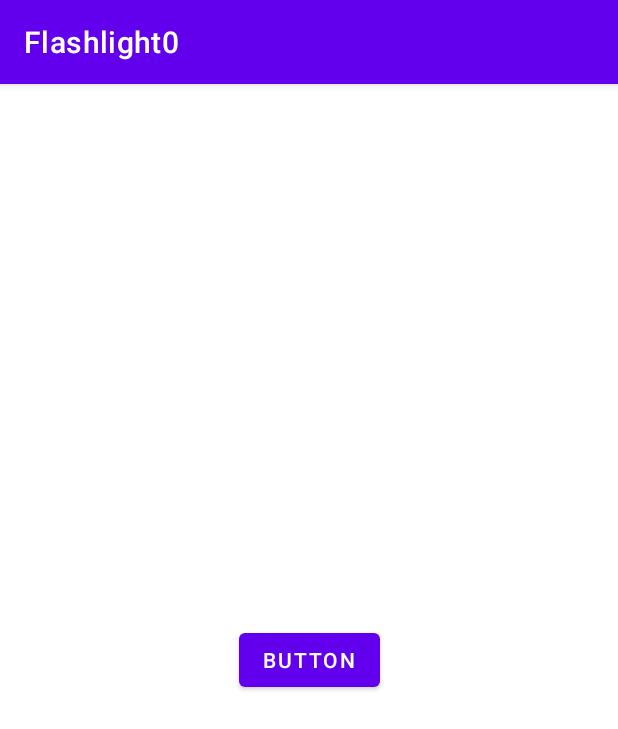
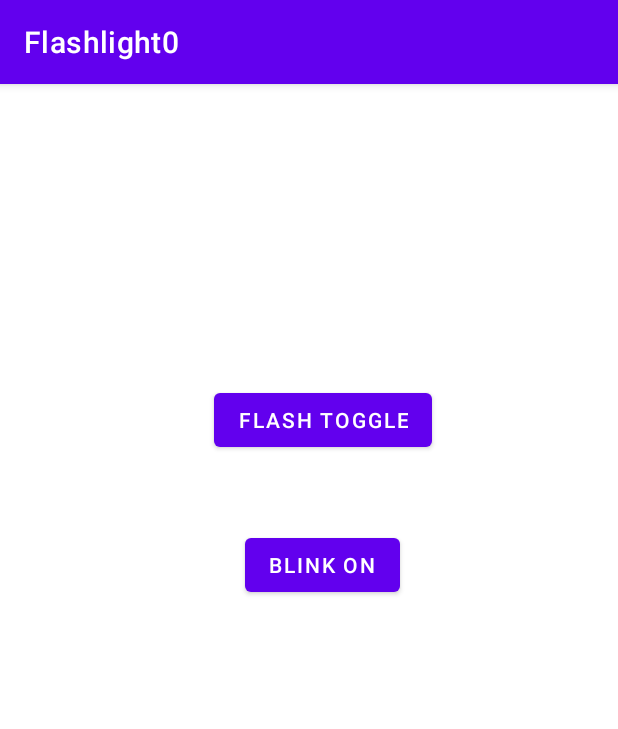
Before and after one commit to tathagatamukherjee044/MotionFlashlight, an Android app: the screen it shows after launch (MainActivity), on a phone screen of 412 x 824 dp. Shown: the top 729 px of the screen. Run offline under Robolectric (Android 15) with nearby library versions, the phone set to English and light mode, and no system bars; 1 statement that could not run was skipped.

Commit message:
added blink with default 100o ms delay

```diff
--- a/app/src/main/AndroidManifest.xml
+++ b/app/src/main/AndroidManifest.xml
@@ -4,6 +4,7 @@
     package="com.example.flashlight0">
 
     <uses-permission android:name="android.permission.VIBRATE" />
+
     <application
         android:allowBackup="true"
         android:dataExtractionRules="@xml/data_extraction_rules"
@@ -13,7 +14,8 @@
         android:roundIcon="@mipmap/ic_launcher_round"
         android:supportsRtl="true"
         android:theme="@style/Theme.Flashlight0"
-        tools:targetApi="31">
+        tools:targetApi="31"
+        android:usesCleartextTraffic="true">
         <activity
             android:name=".MainActivity"
             android:exported="true">
--- a/app/src/main/res/layout/activity_main.xml
+++ b/app/src/main/res/layout/activity_main.xml
@@ -7,14 +7,27 @@
     tools:context=".MainActivity">
 
     <Button
-        android:id="@+id/button"
+        android:id="@+id/flashButton"
         android:layout_width="wrap_content"
-        android:layout_height="wrap_content"
+        android:layout_height="0dp"
+        android:layout_marginTop="200dp"
         android:onClick="toggle"
-        android:text="Button"
-        app:layout_constraintBottom_toBottomOf="parent"
+        android:text="Flash Toggle"
         app:layout_constraintEnd_toEndOf="parent"
+        app:layout_constraintHorizontal_bias="0.534"
         app:layout_constraintStart_toStartOf="parent"
         app:layout_constraintTop_toTopOf="parent" />
 
+    <Button
+        android:id="@+id/blinkButton"
+        android:layout_width="wrap_content"
+        android:layout_height="wrap_content"
+        android:text="Blink On"
+        app:layout_constraintBottom_toBottomOf="parent"
+        app:layout_constraintEnd_toEndOf="@+id/flashButton"
+        app:layout_constraintHorizontal_bias="0.498"
+        app:layout_constraintStart_toStartOf="@+id/flashButton"
+        app:layout_constraintTop_toBottomOf="@+id/flashButton"
+        app:layout_constraintVertical_bias="0.103" />
+
 </androidx.constraintlayout.widget.ConstraintLayout>
```
Also changed, not shown: app/src/main/java/com/example/flashlight0/MainActivity.java (+65 -8 lines).
